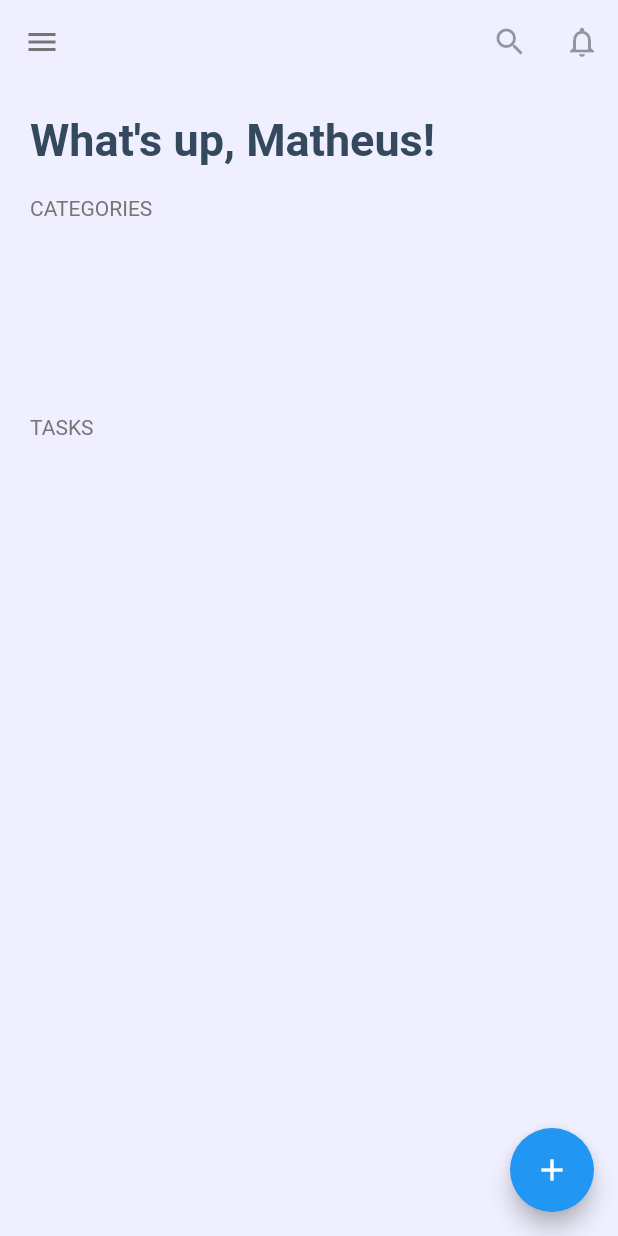
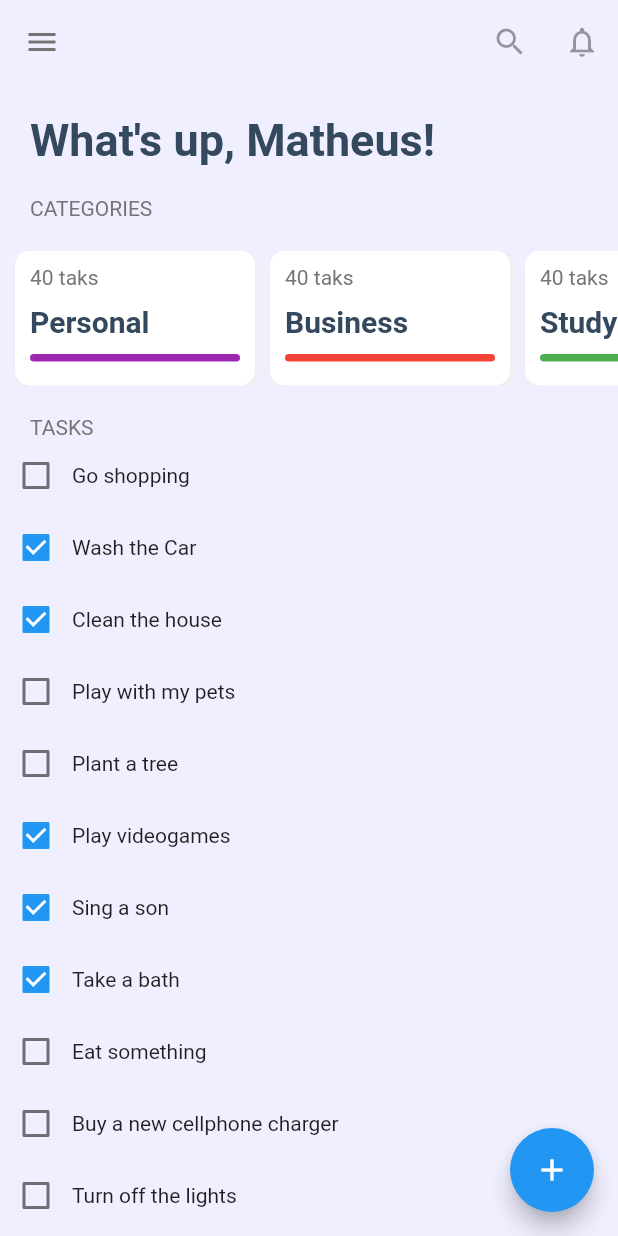
Before and after one commit to CaetanoMatheus/todo-app, a Flutter app: the screen it shows after launch, on a phone screen of 412 x 824 dp. Run offline on Flutter 3.47's test engine with Material 2 defaults, Android fonts, the phone set to English and light mode, and no system bars; our stand-ins replace sqflite; accounts and stored records are empty.

Commit message:
Getting data from database

```diff
--- /dev/null
+++ b/lib/database_redefinition.dart
@@ -0,0 +1,45 @@
+import 'package:flutter/material.dart';
+import 'package:todo_app/helpers/category_helper.dart';
+import 'package:todo_app/helpers/database_helper.dart';
+import 'package:todo_app/models/category.dart';
+import 'package:todo_app/models/todo.dart';
+
+import 'helpers/todo_helper.dart';
+
+DatabaseHelper databaseHelper = DatabaseHelper.getInstance();
+CategoryHelper categoryHelper = CategoryHelper();
+TodoHelper todoHelper = TodoHelper();
+
+final categories = [
+  Category.fill('Personal', Colors.purple.value),
+  Category.fill('Business', Colors.red.value),
+  Category.fill('Study', Colors.green.value),
+];
+
+final todos = [
+  Todo.fill('Go shopping', false, 1),
+  Todo.fill('Wash the Car', true, 2),
+  Todo.fill('Clean the house', true, 3),
+  Todo.fill('Play with my pets', false, 2),
+  Todo.fill('Plant a tree', false, 3),
+  Todo.fill('Play videogames', true, 1),
+  Todo.fill('Sing a son', true, 2),
+  Todo.fill('Take a bath', true, 2),
+  Todo.fill('Eat something', false, 1),
+  Todo.fill('Buy a new cellphone charger', false, 3),
+  Todo.fill('Turn off the lights', false, 3),
+  Todo.fill('Workout', false, 3),
+  Todo.fill('Go to sleep', false, 1),
+];
+
+buildDatabaseStuff() async {
+  await databaseHelper.destroyDabase();
+  await createElements(categories, categoryHelper);
+  await createElements(todos, todoHelper);
+}
+
+createElements(list, helper) async {
+  for (var element in list) {
+    await helper.create(element);
+  }
+}
--- a/lib/screens/home/home_screen.dart
+++ b/lib/screens/home/home_screen.dart
@@ -1,7 +1,4 @@
 import 'package:flutter/material.dart';
-import 'package:todo_app/helpers/database_helper.dart';
-import 'package:todo_app/helpers/todo_helper.dart';
-import 'package:todo_app/models/category.dart';
 
 import 'package:todo_app/widgets/card/t_basic_card.dart';
 import 'package:todo_app/widgets/card/t_todo_card.dart';
@@ -9,7 +6,11 @@ import 'package:todo_app/widgets/text/t_text_separator.dart';
 import 'package:todo_app/widgets/text/t_title.dart';
 
 import 'package:todo_app/models/todo.dart';
+import 'package:todo_app/models/category.dart';
 import 'package:todo_app/helpers/category_helper.dart';
+import 'package:todo_app/helpers/todo_helper.dart';
+
+import 'package:todo_app/database_redefinition.dart';
 
 class HomeScreen extends StatefulWidget {
   @override
@@ -20,15 +21,8 @@ class _HomeScreenState extends State<HomeScreen> {
   List<Category> categories = [];
   List<Todo> todos = [];
 
-  test() async {
-    DatabaseHelper helper = DatabaseHelper.getInstance();
-    await helper.destroyDabase();
-  }
-
   getCategories() async {
     CategoryHelper categoryHelper = CategoryHelper();
-    // Category category = Category.fill('Personal', Colors.purple.value);
-    // await categoryHelper.create(category);
     List<Category> categories = await categoryHelper.all();
     print('Categories ==> $categories');
     setState(() {
@@ -38,19 +32,6 @@ class _HomeScreenState extends State<HomeScreen> {
 
   getTodos() async {
     TodoHelper todoHelper = TodoHelper();
-    // await todoHelper.create(Todo.fill('Go shopping', false, 1));
-    // await todoHelper.create(Todo.fill('Wash the Car', true, 2));
-    // await todoHelper.create(Todo.fill('Clean the house', true, 3));
-    // await todoHelper.create(Todo.fill('Play with my pets', false, 2));
-    // await todoHelper.create(Todo.fill('Plant a tree', false, 3));
-    // await todoHelper.create(Todo.fill('Play videogames', true, 1));
-    // await todoHelper.create(Todo.fill('Sing a son', true, 2));
-    // await todoHelper.create(Todo.fill('Take a bath', true, 2));
-    // await todoHelper.create(Todo.fill('Eat something', false, 1));
-    // await todoHelper.create(Todo.fill('Buy a new cellphone charger', false, 3));
-    // await todoHelper.create(Todo.fill('Turn off the lights', false, 3));
-    // await todoHelper.create(Todo.fill('Workout', false, 3));
-    // await todoHelper.create(Todo.fill('Go to sleep', false, 1));
     List<Todo> todos = await todoHelper.all();
     print('Todos ==> $todos');
     setState(() {
@@ -61,9 +42,10 @@ class _HomeScreenState extends State<HomeScreen> {
   @override
   void initState() {
     super.initState();
-    // test();
-    getCategories();
-    getTodos();
+    buildDatabaseStuff().then((_) {
+      getCategories();
+      getTodos();
+    });
   }
 
   @override
```
